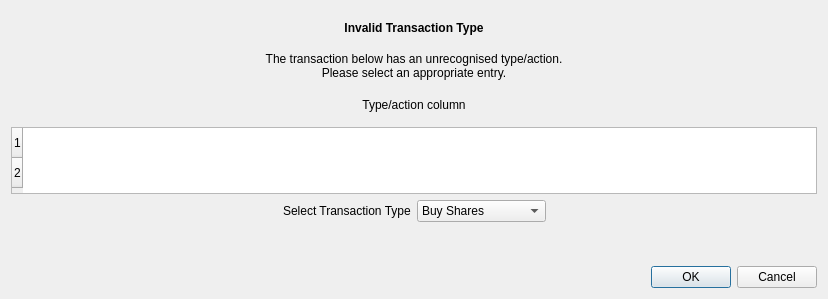
Above: kmymoney/plugins/csvimport/redefinedlgdecl.ui from KDE/kmymoney before the change. Below: the same form after it.
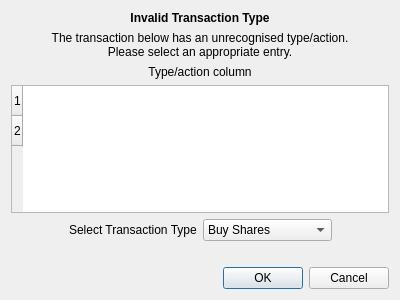
That is the form after the change. Custom widgets are drawn as their Qt base class.

The edit to the form file:
```diff
--- a/kmymoney/plugins/csvimport/redefinedlgdecl.ui
+++ b/kmymoney/plugins/csvimport/redefinedlgdecl.ui
@@ -6,16 +6,10 @@
    <rect>
     <x>0</x>
     <y>0</y>
-    <width>828</width>
-    <height>299</height>
+    <width>400</width>
+    <height>300</height>
    </rect>
   </property>
-  <property name="minimumSize">
-   <size>
-    <width>0</width>
-    <height>0</height>
-   </size>
-  </property>
   <property name="windowTitle">
    <string>Redefine Transaction Type</string>
   </property>
@@ -45,6 +39,9 @@
      <property name="alignment">
       <set>Qt::AlignCenter</set>
      </property>
+     <property name="wordWrap">
+      <bool>true</bool>
+     </property>
     </widget>
    </item>
    <item>
@@ -62,18 +59,6 @@
    </item>
    <item>
     <widget class="QTableWidget" name="tableWidget">
-     <property name="minimumSize">
-      <size>
-       <width>640</width>
-       <height>67</height>
-      </size>
-     </property>
-     <property name="maximumSize">
-      <size>
-       <width>16777215</width>
-       <height>67</height>
-      </size>
-     </property>
      <property name="rowCount">
       <number>2</number>
      </property>
@@ -104,7 +89,13 @@
       </widget>
      </item>
      <item>
-      <widget class="KComboBox" name="kcombobox_Actions">
+      <widget class="QComboBox" name="kcombobox_Actions">
+       <property name="sizePolicy">
+        <sizepolicy hsizetype="Preferred" vsizetype="Preferred">
+         <horstretch>0</horstretch>
+         <verstretch>0</verstretch>
+        </sizepolicy>
+       </property>
        <property name="toolTip">
         <string>Select new investment type</string>
        </property>
@@ -175,6 +166,12 @@
    </item>
    <item>
     <widget class="QDialogButtonBox" name="buttonBox">
+     <property name="sizePolicy">
+      <sizepolicy hsizetype="Expanding" vsizetype="Preferred">
+       <horstretch>0</horstretch>
+       <verstretch>0</verstretch>
+      </sizepolicy>
+     </property>
      <property name="standardButtons">
       <set>QDialogButtonBox::Cancel|QDialogButtonBox::Ok</set>
      </property>
@@ -183,13 +180,6 @@
   </layout>
  </widget>
  <layoutdefault spacing="6" margin="11"/>
- <customwidgets>
-  <customwidget>
-   <class>KComboBox</class>
-   <extends>QComboBox</extends>
-   <header>kcombobox.h</header>
-  </customwidget>
- </customwidgets>
  <resources/>
  <connections/>
  <designerdata>
```
Left out of the diff: 9 changed lines with no effect on the pictures.
